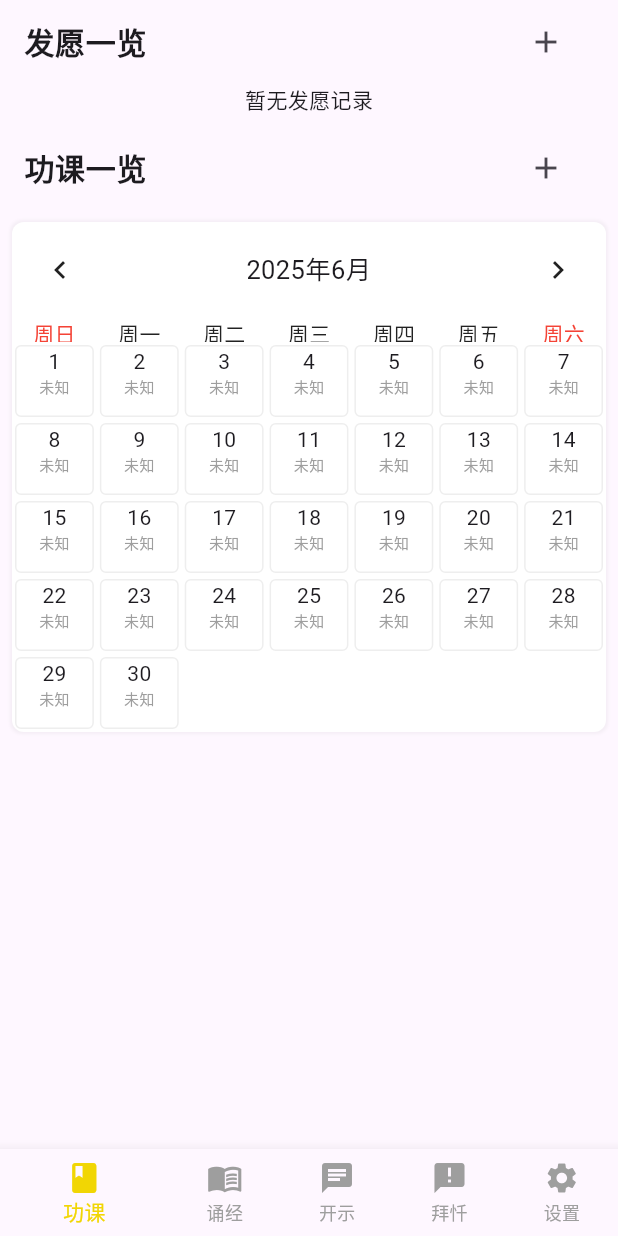
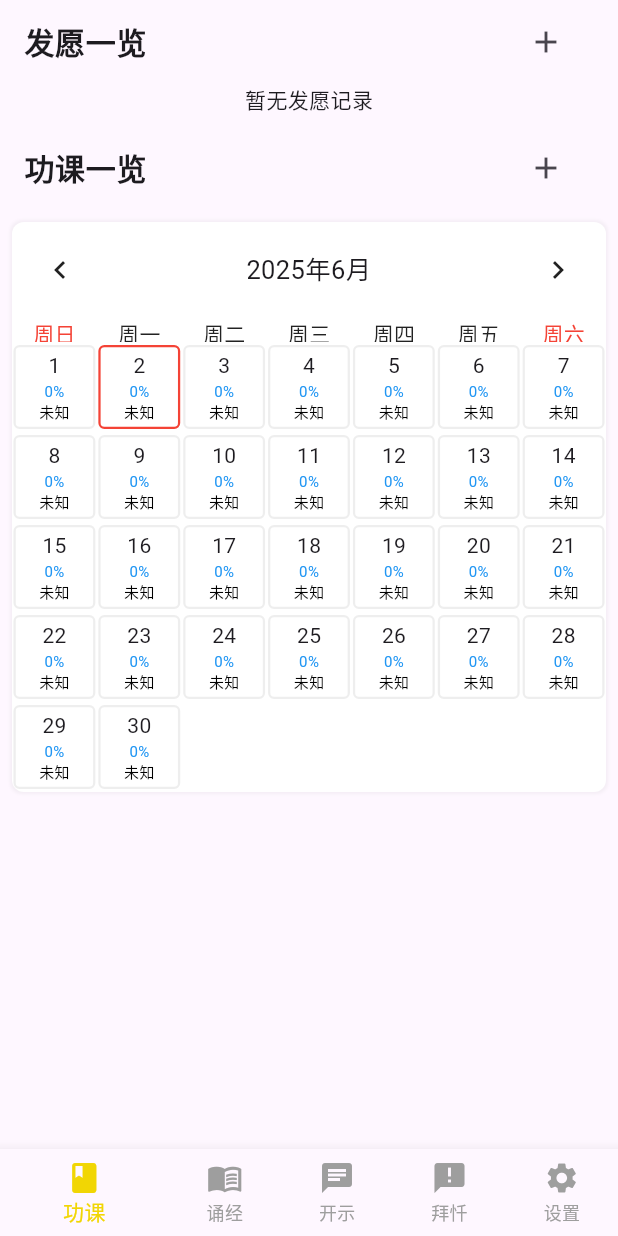
Before and after one commit to kyinwind/gongke, a Flutter app: the screen it shows after launch, on a phone screen of 412 x 824 dp. Run offline on Flutter 3.47's test engine with Material 3 defaults, Android fonts, the light colour scheme and no system bars; drawn by our look-alikes of table_calendar; our stand-ins replace drift, drift_flutter, flutter_slidable, image_picker, shared_preferences and 2 more; missing offline and left inert: dart:ffi, lunar, pdfx; accounts and stored records are empty; generated files the repository leaves out were written again; statements that could not run were skipped; project files that could hold a hidden picture were left out.

Commit message:
继续完善功课界面

```diff
--- a/lib/main.dart
+++ b/lib/main.dart
@@ -5,6 +5,7 @@ import 'package:gongke/view/gongke/fayuan_wizard.dart';
 import 'dart:io';
 import 'view/gongke/gongke.dart';
 import 'view/gongke/modify_fayuanwen.dart';
+import 'view/gongke/gongke_setting.dart';
 import 'database.dart';
 import 'view/songjing/songjing.dart';
 import 'view/tips/tip.dart';
@@ -78,6 +79,7 @@ class _MyAppState extends State<MyApp> {
         '/AddTipRecord': (context) => const AddTipRecordPage(),
         '/FaYuanWizard': (context) => const FaYuanWizardPage(),
         '/ModifyFaYuanWen': (context) => const ModifyFaYuanWenPage(),
+        '/GongKeSetting': (context) => const GongKeSettingPage(),
       },
       initialRoute: '/',
       localizationsDelegates: const [
--- a/lib/view/gongke/gongke.dart
+++ b/lib/view/gongke/gongke.dart
@@ -1,6 +1,9 @@
+import 'dart:ffi';
+
 import 'package:drift/drift.dart' hide Column;
 import 'package:flutter/material.dart';
 import 'package:gongke/database.dart';
+import 'package:gongke/model/tables.dart';
 import 'package:syncfusion_flutter_charts/charts.dart';
 import 'package:table_calendar/table_calendar.dart';
 import 'package:lunar/lunar.dart';
@@ -26,16 +29,25 @@ class _GongKePageState extends State<GongKePage> {
   DateTime? _selectedDay; // 当前选中的日期
   Map<int, double> _fayuanCompletionRates = {}; // 存储每一个发愿的功课完成率
   Map<String, double> _completionRates = {}; // 存储每一天的功课完成率
+  // 按日期分组处理当月所有的gongkeitem记录
+  Map<String, List<GongKeItemData>> groupedRecords = {};
+
+  Future<void> _refreshAllData() async {
+    await fetchAllFaYuan().then((value) {
+      // 这里可以添加其他需要在刷新时执行的操作
+      print(_fayuanCompletionRates.toString());
+      print(_completionRates.toString());
+    });
+    await _loadCompletionRates(_focusedDay);
+    if (mounted) {
+      setState(() {});
+    }
+  }
 
   @override
   void initState() {
     super.initState();
-    fetchAllFaYuan().then((_) {
-      print(_fayuanCompletionRates.toString());
-    });
-    _loadCompletionRates(DateTime.now()).then((_) {
-      print(_completionRates.toString());
-    });
+    _refreshAllData();
   }
 
   // 查询所有记录,以及计算功课完成率
@@ -83,6 +95,7 @@ class _GongKePageState extends State<GongKePage> {
   Future<void> _loadCompletionRates(DateTime month) async {
     // TODO: 从数据库加载当月的功课完成率
     _completionRates.clear();
+    groupedRecords.clear();
     // 获取当月的第一天和最后一天
     DateTime firstDayOfMonth = DateTime(month.year, month.month, 1);
     DateTime lastDayOfMonth = DateTime(month.year, month.month + 1, 0);
@@ -95,8 +108,7 @@ class _GongKePageState extends State<GongKePage> {
           ),
         )
         .get();
-    // 按日期分组处理记录
-    Map<String, List<GongKeItemData>> groupedRecords = {};
+
     for (var record in allItems) {
       String dateKey = record.gongKeDay;
       if (!groupedRecords.containsKey(dateKey)) {
@@ -195,93 +207,53 @@ class _GongKePageState extends State<GongKePage> {
   // 自定义日期单元格构建器
   Widget _buildCalendarCell(
     BuildContext context,
-    DateTime day,
-    DateTime focusedDay,
+    DateTime day, // 当前日期，就是遍历到哪一天的日期，日期单元格
+    DateTime focusedDay, // 当前聚焦的日期，如果用户选择了某年某月，那么就是聚焦的日期
   ) {
-    // 获取农历日期
     final lunar = Lunar.fromDate(day);
-    final completion = _completionRates[day] ?? 0.0;
+    final dateString = DateTools.getStringByDate(day);
+    final completion = _completionRates[dateString] ?? 0.0;
+    final todayString = DateTools.getStringByDate(DateTime.now());
+    return GestureDetector(
+      onTap: () {
+        Navigator.pushNamed(
+          context,
+          '/GongKeSetting',
+          arguments: {
+            'date': dateString,
+            'groupedRecords': groupedRecords, // 通过引用传递 Map
+            'updateCallback': () async {
+              // 修改为 async
+              // 等待数据更新完成
+              await _refreshAllData();
+              // 强制更新状态
+              if (mounted) {
+                setState(() {});
+              }
+            },
+          },
+        );
+      },
+      child: Container(
+        margin: const EdgeInsets.symmetric(
+          horizontal: 1,
+          vertical: 2,
+        ), // 减小水平边距，保持垂直边距
+        padding: const EdgeInsets.all(2), // 添加内边距
+        width: 45, // 让容器尽可能宽
 
-    // 获取农历日期文本
-    String getLunarDayText() {
-      // 获取农历节日
-      final festival = lunar.getFestivals();
-      if (festival.isNotEmpty) {
-        return festival.first;
-      }
-
-      // 如果不是节日，显示农历日期
-      final lunarDay = lunar.getDay();
-      switch (lunarDay) {
-        case 1:
-          return '初一';
-        case 2:
-          return '初二';
-        case 3:
-          return '初三';
-        case 4:
-          return '初四';
-        case 5:
-          return '初五';
-        case 6:
-          return '初六';
-        case 7:
-          return '初七';
-        case 8:
-          return '初八';
-        case 9:
-          return '初九';
-        case 10:
-          return '初十';
-        case 11:
-          return '十一';
-        case 12:
-          return '十二';
-        case 13:
-          return '十三';
-        case 14:
-          return '十四';
-        case 15:
-          return '十五';
-        case 16:
-          return '十六';
-        case 17:
-          return '十七';
-        case 18:
-          return '十八';
-        case 19:
-          return '十九';
-        case 20:
-          return '二十';
-        case 21:
-          return '廿一';
-        case 22:
-          return '廿二';
-        case 23:
-          return '廿三';
-        case 24:
-          return '廿四';
-        case 25:
-          return '廿五';
-        case 26:
-          return '廿六';
-        case 27:
-          return '廿七';
-        case 28:
-          return '廿八';
-        case 29:
-          return '廿九';
-        case 30:
-          return '三十';
-        default:
-          return '未知';
-      }
-    }
-
-    return Container(
-      margin: const EdgeInsets.all(2),
         decoration: BoxDecoration(
-        border: Border.all(color: Colors.grey.shade200),
+          color: groupedRecords[dateString] == null
+              ? Colors
+                    .white // 有功课记录时背景为白色
+              : (completion > 0 ? Colors.green : Colors.yellow), // 没有记录时背景为浅灰色
+          // 添加背景颜色
+          border: Border.all(
+            color: dateString == todayString
+                ? Colors.red
+                : Colors.grey.shade200,
+            width: 1.5,
+          ),
           borderRadius: BorderRadius.circular(4),
         ),
         child: Column(
@@ -289,23 +261,66 @@ class _GongKePageState extends State<GongKePage> {
           children: [
             // 阳历日期
             Text('${day.day}', style: const TextStyle(fontSize: 14)),
-          // 农历日期
-          Text(
-            getLunarDayText(),
-            style: TextStyle(
-              fontSize: 10,
-              // 节日显示红色
-              color: lunar.getFestivals().isNotEmpty ? Colors.red : Colors.grey,
-            ),
-          ),
             // 完成度进度条
-          if (completion > 0)
+            if (completion >= 0)
               Text(
                 '${(completion * 100).toInt()}%',
                 style: TextStyle(
                   fontSize: 10,
-                color: Theme.of(context).primaryColor,
+                  color: completion > 0 ? Colors.white : Colors.blue,
                 ),
+              ),
+            // 农历日期
+            Text(
+              _getLunarDayText(lunar),
+              style: TextStyle(
+                fontSize: 10,
+                // 节日显示红色
+                color: lunar.getFestivals().isNotEmpty
+                    ? Colors.red
+                    : Colors.black,
+              ),
+            ),
+          ],
+        ),
+      ),
+    );
+  }
+
+  Widget _PercentChart(BuildContext context, double percent) {
+    return SizedBox(
+      height: 60,
+      width: 60,
+      child: SfCircularChart(
+        margin: EdgeInsets.zero,
+        annotations: [
+          CircularChartAnnotation(
+            widget: Text(
+              '${(percent * 100).toStringAsFixed(0)}%',
+              style: const TextStyle(fontSize: 12),
+            ),
+          ),
+        ],
+        series: <CircularSeries>[
+          // 背景环
+          DoughnutSeries<dynamic, dynamic>(
+            dataSource: [1],
+            pointColorMapper: (_, __) => Colors.grey.shade300,
+            xValueMapper: (_, __) => '',
+            yValueMapper: (_, __) => 100,
+            radius: '100%',
+            innerRadius: '80%', // 添加内半径
+          ),
+          // 进度环
+          DoughnutSeries<dynamic, dynamic>(
+            dataSource: [1],
+            pointColorMapper: (_, __) => Theme.of(context).primaryColor,
+            xValueMapper: (_, __) => '',
+            yValueMapper: (_, __) => percent * 100,
+            radius: '100%',
+            innerRadius: '80%', // 添加内半径
+            startAngle: 270, // 设置起始角度
+            endAngle: 270, // 设置结束角度
           ),
         ],
       ),
@@ -332,7 +347,7 @@ class _GongKePageState extends State<GongKePage> {
                     context,
                     '/FaYuanWizard',
                     arguments: {'acttype': 'A'},
-                  );
+                  ).then((_) => _refreshAllData());
                 },
               ),
             ),
@@ -373,7 +388,7 @@ class _GongKePageState extends State<GongKePage> {
                                   'acttype': 'M',
                                   'fayuanId': fayuan.id,
                                 },
-                              );
+                              ).then((_) => _refreshAllData());
                             },
                           ),
                           SlidableAction(
@@ -453,45 +468,9 @@ class _GongKePageState extends State<GongKePage> {
                         child: ListTile(
                           title: Row(
                             children: [
-                              SizedBox(
-                                height: 60,
-                                width: 60,
-                                child: SfCircularChart(
-                                  margin: EdgeInsets.zero,
-                                  annotations: [
-                                    CircularChartAnnotation(
-                                      widget: Text(
-                                        '${((DateTime.now().difference(fayuan.startDate).inDays / fayuan.endDate.difference(fayuan.startDate).inDays) * 100).toStringAsFixed(0)}%',
-                                        style: TextStyle(fontSize: 12),
-                                      ),
-                                    ),
-                                  ],
-                                  series: <CircularSeries>[
-                                    DoughnutSeries<dynamic, dynamic>(
-                                      dataSource: [1],
-                                      pointColorMapper: (_, __) =>
-                                          Colors.grey.shade300,
-                                      xValueMapper: (_, __) => '',
-                                      yValueMapper: (_, __) => 100,
-                                      radius: '100%',
-                                    ),
-                                    DoughnutSeries<dynamic, dynamic>(
-                                      dataSource: [1],
-                                      pointColorMapper: (_, __) =>
-                                          Theme.of(context).primaryColor,
-                                      xValueMapper: (_, __) => '',
-                                      yValueMapper: (_, __) =>
-                                          (DateTime.now()
-                                                  .difference(fayuan.startDate)
-                                                  .inDays /
-                                              fayuan.endDate
-                                                  .difference(fayuan.startDate)
-                                                  .inDays) *
-                                          100,
-                                      radius: '100%',
-                                    ),
-                                  ],
-                                ),
+                              _PercentChart(
+                                context,
+                                _fayuanCompletionRates[fayuan.id] ?? 0.0,
                               ),
                               const SizedBox(width: 8),
                               Text(
@@ -589,6 +568,7 @@ class _GongKePageState extends State<GongKePage> {
                   weekdayStyle: TextStyle(color: Colors.black87),
                   weekendStyle: TextStyle(color: Colors.red),
                 ),
+                rowHeight: 60, // 增加行高，可以根据需要调整这个值
               ),
             ),
           ],
```
Also changed, not shown: lib/view/gongke/fayuan_wizard.dart (+10 -0 lines), lib/view/gongke/gongke_setting.dart (added, +142 -0 lines). Lines whose indentation alone changed are shown as unchanged.
